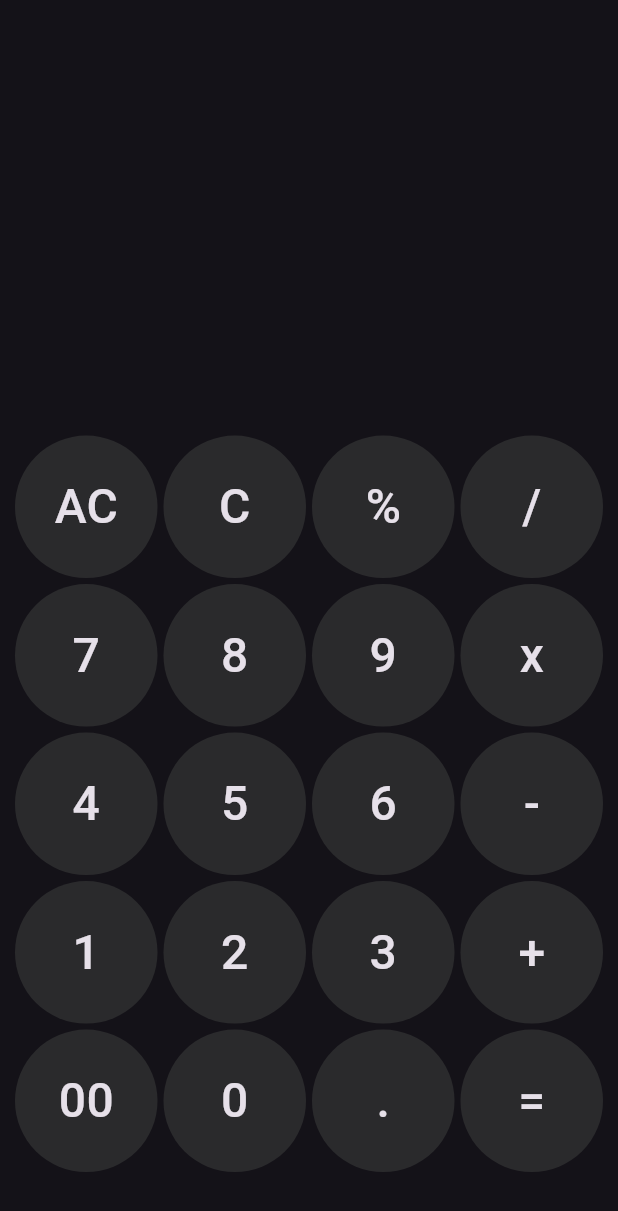
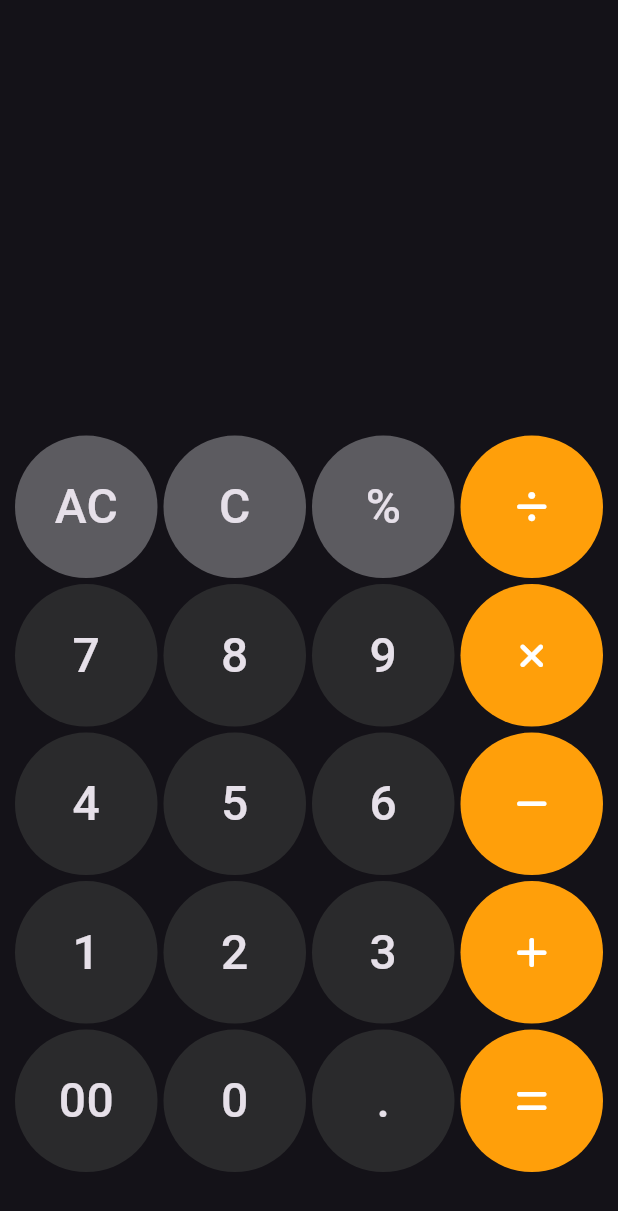
Before and after one commit to Mina176/ios_calculator, a Flutter app: the screen it shows after launch, on a phone screen of 412 x 824 dp. Shown: the top 1211 px of the screen. Run offline on Flutter 3.47's test engine with Material 3 defaults, Android fonts, the phone set to English and light mode, and no system bars; our stand-ins replace font_awesome_flutter.

Commit message:
set buttons colors & valueToWidget method

```diff
--- a/lib/Widgets/home_view.dart
+++ b/lib/Widgets/home_view.dart
@@ -17,12 +17,18 @@ class HomeView extends StatelessWidget {
           child: SizedBox(
               height: MediaQuery.of(context).size.height * 0.65,
               child: GridView.builder(
+                physics: NeverScrollableScrollPhysics(),
                 padding: EdgeInsets.all(0),
-                itemCount: Values.values.length,
+                itemCount: values.length,
                 gridDelegate: SliverGridDelegateWithFixedCrossAxisCount(
                     crossAxisCount: 4),
                 itemBuilder: (context, index) {
-                  return CustomButton(symbol: Values.values[index]);
+                  return CustomButton(
+                    symbol: valueToWidget(
+                      values[index],
+                    ),
+                    color: colorSetter(values[index]),
+                  );
                 },
               )),
         )
@@ -32,17 +38,18 @@ class HomeView extends StatelessWidget {
 }
 
 class CustomButton extends StatelessWidget {
-  const CustomButton({super.key, required this.symbol});
-  final String symbol;
+  const CustomButton({super.key, required this.symbol, required this.color});
+  final Widget symbol;
+  final Color color;
   @override
   Widget build(BuildContext context) {
     return Padding(
       padding: const EdgeInsets.symmetric(horizontal: 2, vertical: 2),
       child: Container(
         decoration: BoxDecoration(
-            color: kBlack, borderRadius: BorderRadius.circular(64)),
+            color: color, borderRadius: BorderRadius.circular(64)),
         child: Center(
-          child: Text(symbol, style: Styles.keyboardStyle),
+          child: symbol,
         ),
       ),
     );
--- a/lib/constants.dart
+++ b/lib/constants.dart
@@ -1,11 +1,12 @@
 import 'package:flutter/material.dart';
+import 'package:font_awesome_flutter/font_awesome_flutter.dart';
+import 'package:ios_calculator/styles.dart';
 
 const kYellow = Color(0xFFFF9F0A);
 const kGrey = Color(0xFF5C5B60);
 const kBlack = Color(0xFF2A2A2C);
 
-class Values {
-  static const List<String> values = [
+const List<String> values = [
   'AC',
   'C',
   '%',
@@ -13,7 +14,7 @@ class Values {
   '7',
   '8',
   '9',
-    'x',
+  '*',
   '4',
   '5',
   '6',
@@ -27,4 +28,54 @@ class Values {
   '.',
   '=',
 ];
+
+Widget valueToWidget(String value) {
+  if (value == '/') {
+    return FaIcon(
+      FontAwesomeIcons.divide,
+    );
+  } else if (value == '*') {
+    return FaIcon(
+      FontAwesomeIcons.xmark,
+    );
+  } else if (value == '-') {
+    return FaIcon(
+      FontAwesomeIcons.minus,
+    );
+  } else if (value == '+') {
+    return FaIcon(
+      FontAwesomeIcons.plus,
+    );
+  } else if (value == '=') {
+    return FaIcon(
+      FontAwesomeIcons.equals,
+    );
+  } else {
+    return Text(
+      value,
+      style: Styles.keyboardStyle,
+    );
   }
+}
+
+colorSetter(String value) {
+  if (value == 'AC') {
+    return kGrey;
+  } else if (value == 'C') {
+    return kGrey;
+  } else if (value == '%') {
+    return kGrey;
+  } else if (value == '/') {
+    return kYellow;
+  } else if (value == '*') {
+    return kYellow;
+  } else if (value == '-') {
+    return kYellow;
+  } else if (value == '+') {
+    return kYellow;
+  } else if (value == '=') {
+    return kYellow;
+  }else {
+    return kBlack;
+  }
+}
--- a/pubspec.yaml
+++ b/pubspec.yaml
@@ -34,6 +34,7 @@ dependencies:
   # The following adds the Cupertino Icons font to your application.
   # Use with the CupertinoIcons class for iOS style icons.
   cupertino_icons: ^1.0.8
+  font_awesome_flutter: ^10.8.0
 
 dev_dependencies:
   flutter_test:
```
Also changed, not shown: lib/methods.dart (added), pubspec.lock. Lines whose indentation alone changed are shown as unchanged.
